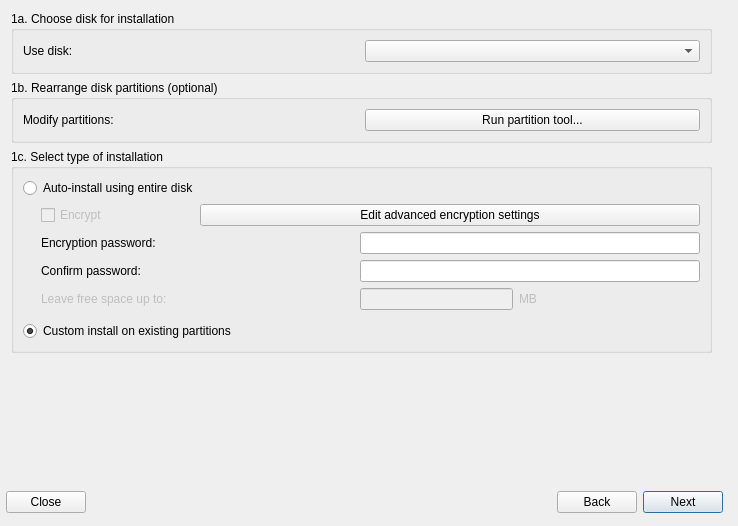
First picture: the form in meinstall.ui, repository gazelle-installer/gazelle-installer, before the edit.
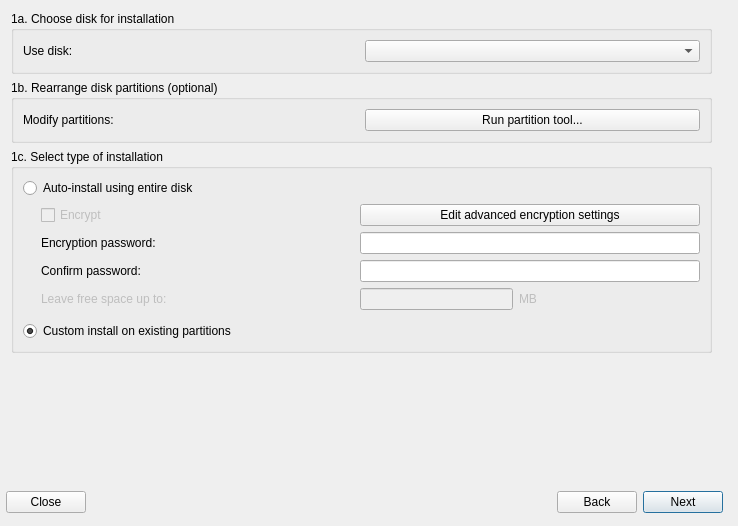
Second picture: the form after the edit. The open tabs and pages were chosen to show the change. Icons and pictures are not drawn.

Commit message: minor style changes; resize advanced encryption buttons

What changed in the file:
```diff
--- a/meinstall.ui
+++ b/meinstall.ui
@@ -593,22 +593,6 @@
             </property>
            </widget>
           </item>
-          <item row="1" column="2" colspan="4">
-           <widget class="QPushButton" name="buttonAdvancedFDE">
-            <property name="enabled">
-             <bool>true</bool>
-            </property>
-            <property name="sizePolicy">
-             <sizepolicy hsizetype="MinimumExpanding" vsizetype="Fixed">
-              <horstretch>0</horstretch>
-              <verstretch>0</verstretch>
-             </sizepolicy>
-            </property>
-            <property name="text">
-             <string>Edit advanced encryption settings</string>
-            </property>
-           </widget>
-          </item>
           <item row="2" column="3" colspan="3">
            <widget class="QLineEdit" name="FDEpassword">
             <property name="maxLength">
@@ -671,6 +655,22 @@
             </property>
            </widget>
           </item>
+          <item row="1" column="3" colspan="3">
+           <widget class="QPushButton" name="buttonAdvancedFDE">
+            <property name="enabled">
+             <bool>true</bool>
+            </property>
+            <property name="sizePolicy">
+             <sizepolicy hsizetype="MinimumExpanding" vsizetype="Fixed">
+              <horstretch>0</horstretch>
+              <verstretch>0</verstretch>
+             </sizepolicy>
+            </property>
+            <property name="text">
+             <string>Edit advanced encryption settings</string>
+            </property>
+           </widget>
+          </item>
          </layout>
         </widget>
        </item>
```
Left out of the diff: 278 changed lines with no effect on the pictures. The commit also changes 1 other file.
